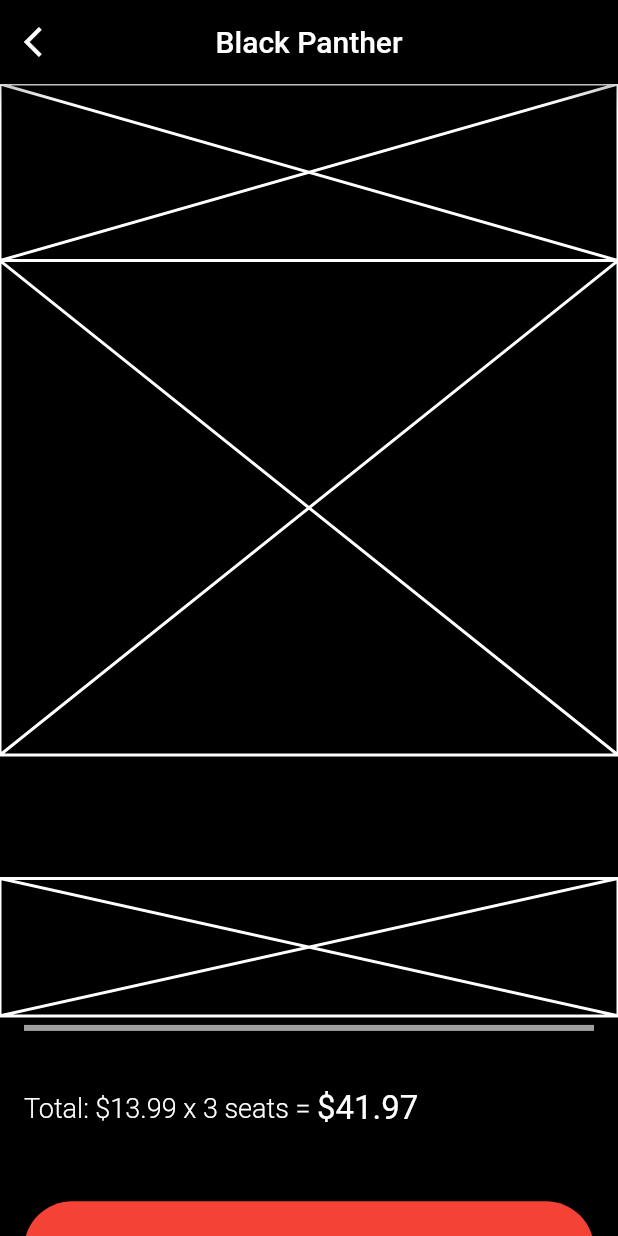
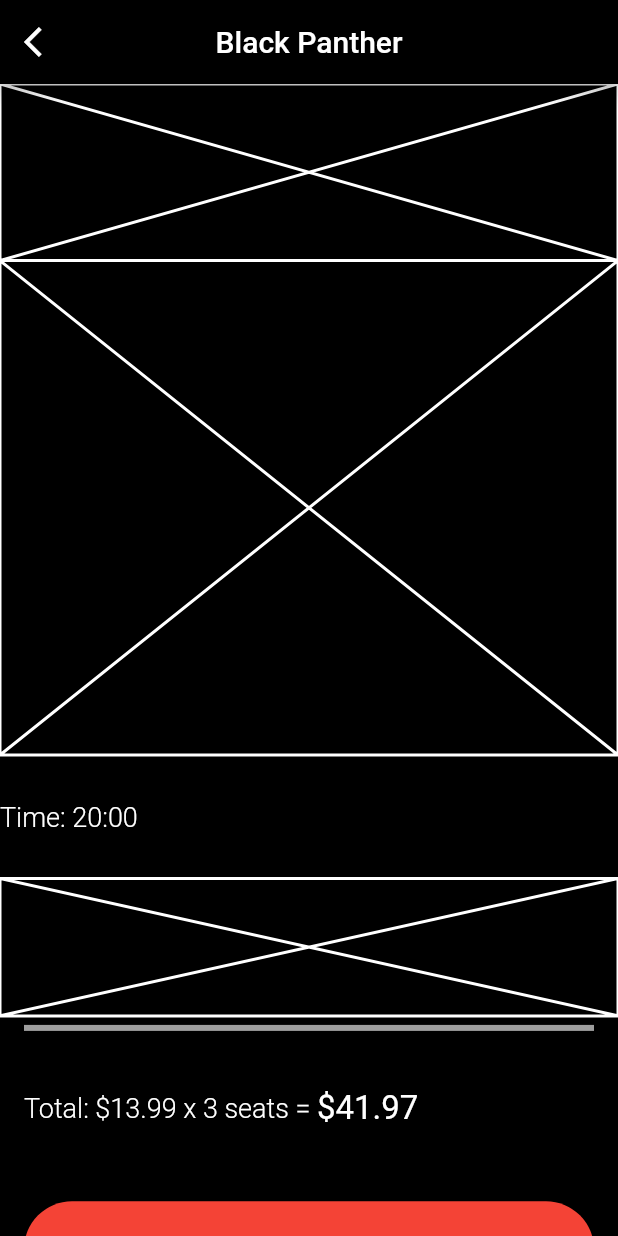
Before and after one commit to JAICHANGPARK/flutter_notebook_8th_story, a Flutter app: the screen it shows after launch, on a phone screen of 412 x 824 dp. Run offline on Flutter 3.47's test engine with Material 2 defaults, Android fonts, the phone set to English and light mode, and no system bars; our stand-ins replace badges, flutter_hooks, google_fonts, hooks_riverpod, state_notifier.

Commit message:
Update cinema_app.dart

```diff
--- a/lib/ep574_cinema_app/cinema_app.dart
+++ b/lib/ep574_cinema_app/cinema_app.dart
@@ -50,6 +50,7 @@ class _ReservePageState extends State<ReservePage> {
               height: MediaQuery.of(context).size.height / 10,
               child: Row(
                 children: [
+                  Text("Time: 20:00",style: TextStyle(color: Colors.white, fontSize: 18, fontWeight: FontWeight.w300),)
 
                 ],
               ),
```
